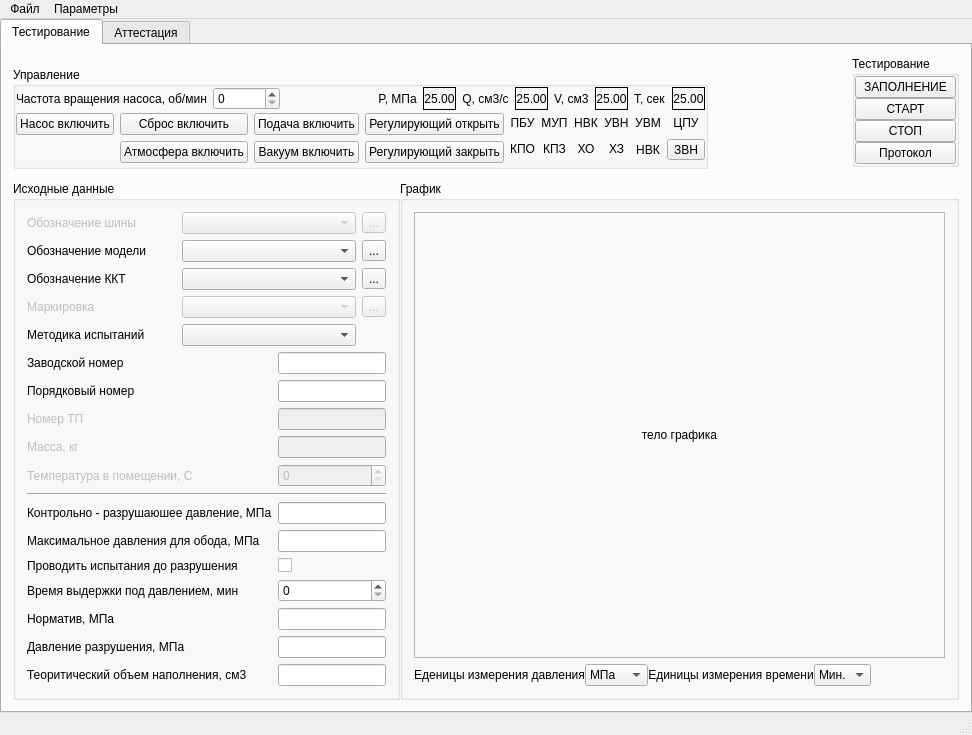
Old version of the form main_window.ui in the repository firef0xff/ttm25.
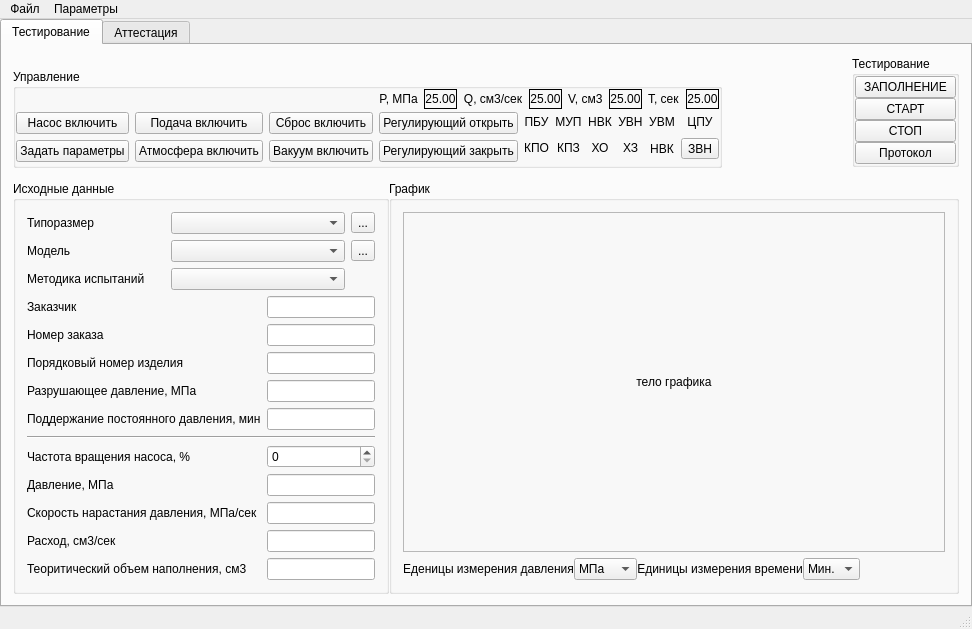
New version of the form.

```diff
--- a/main_window.ui
+++ b/main_window.ui
@@ -10,7 +10,7 @@
     <x>0</x>
     <y>0</y>
     <width>972</width>
-    <height>735</height>
+    <height>629</height>
    </rect>
   </property>
   <property name="windowTitle">
@@ -91,20 +91,6 @@
                  <property name="topMargin">
                   <number>0</number>
                  </property>
-                 <item>
-                  <widget class="QLabel" name="label_13">
-                   <property name="text">
-                    <string>Частота вращения насоса, об/мин</string>
-                   </property>
-                  </widget>
-                 </item>
-                 <item>
-                  <widget class="QSpinBox" name="spinBox">
-                   <property name="maximum">
-                    <number>9999999</number>
-                   </property>
-                  </widget>
-                 </item>
                  <item>
                   <spacer name="horizontalSpacer_3">
                    <property name="orientation">
@@ -175,7 +161,7 @@
                       </font>
                      </property>
                      <property name="text">
-                      <string>Q, см3/c</string>
+                      <string>Q, см3/cек</string>
                      </property>
                      <property name="alignment">
                       <set>Qt::AlignCenter</set>
@@ -251,22 +237,6 @@
                  </property>
                  <item>
                   <layout class="QGridLayout" name="gridLayout">
-                   <item row="2" column="2">
-                    <widget class="QPushButton" name="bFeedOnOff">
-                     <property name="toolTip">
-                      <string>W2.06/W2.07</string>
-                     </property>
-                     <property name="toolTipDuration">
-                      <number>500</number>
-                     </property>
-                     <property name="text">
-                      <string>Подача включить</string>
-                     </property>
-                     <property name="checkable">
-                      <bool>true</bool>
-                     </property>
-                    </widget>
-                   </item>
                    <item row="3" column="1">
                     <widget class="QPushButton" name="bAirOnOff">
                      <property name="toolTip">
@@ -283,22 +253,6 @@
                      </property>
                     </widget>
                    </item>
-                   <item row="2" column="1">
-                    <widget class="QPushButton" name="bResetOnOff">
-                     <property name="toolTip">
-                      <string>W2.04/W2.05</string>
-                     </property>
-                     <property name="toolTipDuration">
-                      <number>500</number>
-                     </property>
-                     <property name="text">
-                      <string>Сброс включить</string>
-                     </property>
-                     <property name="checkable">
-                      <bool>true</bool>
-                     </property>
-                    </widget>
-                   </item>
                    <item row="3" column="3">
                     <widget class="QPushButton" name="bRegulatingClose">
                      <property name="toolTip">
@@ -360,6 +314,45 @@
                      </property>
                     </widget>
                    </item>
+                   <item row="2" column="2">
+                    <widget class="QPushButton" name="bResetOnOff">
+                     <property name="toolTip">
+                      <string>W2.04/W2.05</string>
+                     </property>
+                     <property name="toolTipDuration">
+                      <number>500</number>
+                     </property>
+                     <property name="text">
+                      <string>Сброс включить</string>
+                     </property>
+                     <property name="checkable">
+                      <bool>true</bool>
+                     </property>
+                    </widget>
+                   </item>
+                   <item row="2" column="1">
+                    <widget class="QPushButton" name="bFeedOnOff">
+                     <property name="toolTip">
+                      <string>W2.06/W2.07</string>
+                     </property>
+                     <property name="toolTipDuration">
+                      <number>500</number>
+                     </property>
+                     <property name="text">
+                      <string>Подача включить</string>
+                     </property>
+                     <property name="checkable">
+                      <bool>true</bool>
+                     </property>
+                    </widget>
+                   </item>
+                   <item row="3" column="0">
+                    <widget class="QPushButton" name="bParams">
+                     <property name="text">
+                      <string>Задать параметры</string>
+                     </property>
+                    </widget>
+                   </item>
                   </layout>
                  </item>
                  <item>
@@ -695,54 +688,51 @@
                 <layout class="QGridLayout" name="gridLayout_2">
                  <item row="0" column="0" colspan="4">
                   <layout class="QGridLayout" name="gridLayout_3">
-                   <item row="1" column="0">
-                    <widget class="QLabel" name="lTitleModel">
-                     <property name="text">
-                      <string>Обозначение модели</string>
-                     </property>
-                    </widget>
-                   </item>
-                   <item row="2" column="1">
-                    <widget class="QComboBox" name="eTitleKKT"/>
-                   </item>
                    <item row="2" column="0">
-                    <widget class="QLabel" name="lTitleKKT">
-                     <property name="text">
-                      <string>Обозначение ККТ</string>
-                     </property>
-                    </widget>
-                   </item>
-                   <item row="1" column="1">
-                    <widget class="QComboBox" name="eTitleModel"/>
-                   </item>
-                   <item row="4" column="0">
                     <widget class="QLabel" name="lTestingMethod">
                      <property name="text">
                       <string>Методика испытаний</string>
                      </property>
                     </widget>
                    </item>
-                   <item row="3" column="2">
-                    <widget class="QToolButton" name="bMark">
+                   <item row="1" column="1">
+                    <widget class="QComboBox" name="eTitleModel"/>
+                   </item>
+                   <item row="1" column="0">
+                    <widget class="QLabel" name="lTitleModel">
+                     <property name="text">
+                      <string>Модель</string>
+                     </property>
+                    </widget>
+                   </item>
+                   <item row="0" column="1">
+                    <widget class="QComboBox" name="eTitleTire">
                      <property name="enabled">
-                      <bool>false</bool>
+                      <bool>true</bool>
+                     </property>
+                    </widget>
+                   </item>
+                   <item row="0" column="2">
+                    <widget class="QToolButton" name="bTitleTire">
+                     <property name="enabled">
+                      <bool>true</bool>
                      </property>
                      <property name="text">
                       <string>...</string>
                      </property>
                     </widget>
                    </item>
-                   <item row="3" column="0">
-                    <widget class="QLabel" name="lMark">
+                   <item row="0" column="0">
+                    <widget class="QLabel" name="lTitleTire">
                      <property name="enabled">
-                      <bool>false</bool>
+                      <bool>true</bool>
                      </property>
                      <property name="text">
-                      <string>Маркировка</string>
+                      <string>Типоразмер</string>
                      </property>
                     </widget>
                    </item>
-                   <item row="4" column="1">
+                   <item row="2" column="1">
                     <widget class="QComboBox" name="eTestingMethod">
                      <property name="currentIndex">
                       <number>-1</number>
@@ -769,23 +759,6 @@
                      </item>
                     </widget>
                    </item>
-                   <item row="0" column="0">
-                    <widget class="QLabel" name="lTitleTire">
-                     <property name="enabled">
-                      <bool>false</bool>
-                     </property>
-                     <property name="text">
-                      <string>Обозначение шины</string>
-                     </property>
-                    </widget>
-                   </item>
-                   <item row="3" column="1">
-                    <widget class="QComboBox" name="eMark">
-                     <property name="enabled">
-                      <bool>false</bool>
-                     </property>
-                    </widget>
-                   </item>
                    <item row="1" column="2">
                     <widget class="QToolButton" name="bTitleModel">
                      <property name="text">
@@ -793,104 +766,51 @@
                      </property>
                     </widget>
                    </item>
-                   <item row="0" column="2">
-                    <widget class="QToolButton" name="bTitleTire">
-                     <property name="enabled">
-                      <bool>false</bool>
-                     </property>
-                     <property name="text">
-                      <string>...</string>
-                     </property>
-                    </widget>
-                   </item>
-                   <item row="2" column="2">
-                    <widget class="QToolButton" name="bTitleKKT">
-                     <property name="text">
-                      <string>...</string>
-                     </property>
-                    </widget>
-                   </item>
-                   <item row="0" column="1">
-                    <widget class="QComboBox" name="eTitleTire">
-                     <property name="enabled">
-                      <bool>false</bool>
-                     </property>
-                    </widget>
-                   </item>
                   </layout>
                  </item>
                  <item row="4" column="0" colspan="4">
                   <layout class="QGridLayout" name="gridLayout_6">
-                   <item row="7" column="0">
-                    <widget class="QLabel" name="lMP">
-                     <property name="text">
-                      <string>Максимальное давления для обода, МПа</string>
+                   <item row="1" column="0">
+                    <widget class="QLabel" name="lOrderNumber">
+                     <property name="enabled">
+                      <bool>true</bool>
                      </property>
-                    </widget>
-                   </item>
-                   <item row="9" column="0">
-                    <widget class="QLabel" name="lTWP">
+                     <property name="frameShape">
+                      <enum>QFrame::NoFrame</enum>
+                     </property>
                      <property name="text">
-                      <string>Время выдержки под давлением, мин</string>
+                      <string>Номер заказа</string>
                      </property>
                     </widget>
                    </item>
                    <item row="11" column="0">
-                    <widget class="QLabel" name="lBP">
+                    <widget class="QLabel" name="lTFV">
+                     <property name="frameShape">
+                      <enum>QFrame::NoFrame</enum>
+                     </property>
                      <property name="text">
-                      <string>Давление разрушения, МПа</string>
+                      <string>Теоритический объем наполнения, см3</string>
                      </property>
                     </widget>
                    </item>
-                   <item row="4" column="0">
-                    <widget class="QLabel" name="lTemperature">
+                   <item row="0" column="0">
+                    <widget class="QLabel" name="lCustomer">
                      <property name="enabled">
-                      <bool>false</bool>
+                      <bool>true</bool>
                      </property>
                      <property name="text">
-                      <string>Температура в помещении, С</string>
-                     </property>
-                    </widget>
-                   </item>
-                   <item row="10" column="1">
-                    <widget class="QLineEdit" name="eNP">
-                     <property name="sizePolicy">
-                      <sizepolicy hsizetype="Preferred" vsizetype="Fixed">
-                       <horstretch>0</horstretch>
-                       <verstretch>0</verstretch>
-                      </sizepolicy>
-                     </property>
-                    </widget>
-                   </item>
-                   <item row="0" column="1">
-                    <widget class="QLineEdit" name="eManufaktureNumber">
-                     <property name="sizePolicy">
-                      <sizepolicy hsizetype="Preferred" vsizetype="Fixed">
-                       <horstretch>0</horstretch>
-                       <verstretch>0</verstretch>
-                      </sizepolicy>
+                      <string>Заказчик</string>
                      </property>
                     </widget>
                    </item>
                    <item row="8" column="1">
-                    <widget class="QCheckBox" name="eTUB">
-                     <property name="text">
-                      <string/>
-                     </property>
-                     <property name="tristate">
-                      <bool>false</bool>
-                     </property>
-                    </widget>
+                    <widget class="QLineEdit" name="ePressure"/>
                    </item>
-                   <item row="4" column="1">
-                    <widget class="QSpinBox" name="eTemperature">
+                   <item row="0" column="1">
+                    <widget class="QLineEdit" name="eCustomer">
                      <property name="enabled">
-                      <bool>false</bool>
+                      <bool>true</bool>
                      </property>
-                    </widget>
-                   </item>
-                   <item row="6" column="1">
-                    <widget class="QLineEdit" name="eCBP">
                      <property name="sizePolicy">
                       <sizepolicy hsizetype="Preferred" vsizetype="Fixed">
                        <horstretch>0</horstretch>
@@ -899,108 +819,14 @@
                      </property>
                     </widget>
                    </item>
-                   <item row="0" column="0">
-                    <widget class="QLabel" name="lManufaktureNumber">
-                     <property name="frameShape">
-                      <enum>QFrame::NoFrame</enum>
-                     </property>
-                     <property name="text">
-                      <string>Заводской номер</string>
-                     </property>
-                    </widget>
-                   </item>
-                   <item row="8" column="0">
-                    <widget class="QLabel" name="lTUB">
-                     <property name="text">
-                      <string>Проводить испытания до разрушения</string>
-                     </property>
-                    </widget>
-                   </item>
-                   <item row="10" column="0">
-                    <widget class="QLabel" name="lNP">
-                     <property name="text">
-                      <string>Норматив, МПа</string>
-                     </property>
-                    </widget>
-                   </item>
-                   <item row="3" column="0">
-                    <widget class="QLabel" name="lMass">
-                     <property name="enabled">
-                      <bool>false</bool>
-                     </property>
-                     <property name="text">
-                      <string>Масса, кг</string>
-                     </property>
-                    </widget>
-                   </item>
-                   <item row="11" column="1">
-                    <widget class="QLineEdit" name="eBP">
-                     <property name="sizePolicy">
-                      <sizepolicy hsizetype="Preferred" vsizetype="Fixed">
-                       <horstretch>0</horstretch>
-                       <verstretch>0</verstretch>
-                      </sizepolicy>
-                     </property>
-                    </widget>
-                   </item>
-                   <item row="6" column="0">
-                    <widget class="QLabel" name="lCBP">
-                     <property name="text">
-                      <string>Контрольно - разрушаюшее давление, МПа</string>
-                     </property>
-                    </widget>
-                   </item>
-                   <item row="3" column="1">
-                    <widget class="QLineEdit" name="eMass">
-                     <property name="enabled">
-                      <bool>false</bool>
-                     </property>
-                     <property name="sizePolicy">
-                      <sizepolicy hsizetype="Preferred" vsizetype="Fixed">
-                       <horstretch>0</horstretch>
-                       <verstretch>0</verstretch>
-                      </sizepolicy>
-                     </property>
-                    </widget>
-                   </item>
-                   <item row="2" column="1">
-                    <widget class="QLineEdit" name="eTPNumbet">
-                     <property name="enabled">
-                      <bool>false</bool>
-                     </property>
-                     <property name="sizePolicy">
-                      <sizepolicy hsizetype="Preferred" vsizetype="Fixed">
-                       <horstretch>0</horstretch>
-                       <verstretch>0</verstretch>
-                      </sizepolicy>
-                     </property>
-                    </widget>
-                   </item>
-                   <item row="1" column="0">
-                    <widget class="QLabel" name="lSerialNumber">
-                     <property name="frameShadow">
-                      <enum>QFrame::Plain</enum>
-                     </property>
-                     <property name="text">
-                      <string>Порядковый номер</string>
-                     </property>
-                    </widget>
-                   </item>
                    <item row="9" column="1">
-                    <widget class="QSpinBox" name="eTWP"/>
+                    <widget class="QLineEdit" name="ePressureSpeed"/>
                    </item>
-                   <item row="2" column="0">
-                    <widget class="QLabel" name="lTPNumbet">
+                   <item row="1" column="1">
+                    <widget class="QLineEdit" name="eOrderNumber">
                      <property name="enabled">
-                      <bool>false</bool>
+                      <bool>true</bool>
                      </property>
-                     <property name="text">
-                      <string>Номер ТП</string>
-                     </property>
-                    </widget>
-                   </item>
-                   <item row="7" column="1">
-                    <widget class="QLineEdit" name="eMP">
                      <property name="sizePolicy">
                       <sizepolicy hsizetype="Preferred" vsizetype="Fixed">
                        <horstretch>0</horstretch>
@@ -1009,36 +835,94 @@
                      </property>
                     </widget>
                    </item>
-                   <item row="5" column="0" colspan="2">
+                   <item row="10" column="1">
+                    <widget class="QLineEdit" name="eExpenditure"/>
+                   </item>
+                   <item row="6" column="0" colspan="2">
                     <widget class="Line" name="line">
                      <property name="orientation">
                       <enum>Qt::Horizontal</enum>
                      </property>
                     </widget>
                    </item>
-                   <item row="1" column="1">
-                    <widget class="QLineEdit" name="eSerialNumber">
-                     <property name="sizePolicy">
-                      <sizepolicy hsizetype="Preferred" vsizetype="Fixed">
-                       <horstretch>0</horstretch>
-                       <verstretch>0</verstretch>
-                      </sizepolicy>
+                   <item row="7" column="0">
+                    <widget class="QLabel" name="lFRP">
+                     <property name="text">
+                      <string>Частота вращения насоса, %</string>
                      </property>
                     </widget>
                    </item>
-                   <item row="12" column="0">
-                    <widget class="QLabel" name="lTFV">
-                     <property name="frameShape">
-                      <enum>QFrame::NoFrame</enum>
+                   <item row="7" column="1">
+                    <widget class="QSpinBox" name="eFRP">
+                     <property name="maximum">
+                      <number>100</number>
                      </property>
+                    </widget>
+                   </item>
+                   <item row="2" column="0" rowspan="2">
+                    <widget class="QLabel" name="lSerialNumber">
+                     <property name="frameShadow">
+                      <enum>QFrame::Plain</enum>
+                     </property>
                      <property name="text">
-                      <string>Теоритический объем наполнения, см3</string>
+                      <string>Порядковый номер изделия</string>
                      </property>
                     </widget>
                    </item>
-                   <item row="12" column="1">
+                   <item row="11" column="1">
                     <widget class="QLineEdit" name="eTFV"/>
                    </item>
+                   <item row="2" column="1" rowspan="2">
+                    <widget class="QLineEdit" name="eSerialNumber">
+                     <property name="sizePolicy">
+                      <sizepolicy hsizetype="Preferred" vsizetype="Fixed">
+                       <horstretch>0</horstretch>
+                       <verstretch>0</verstretch>
+                      </sizepolicy>
+                     </property>
+                    </widget>
+                   </item>
+                   <item row="4" column="0">
+                    <widget class="QLabel" name="lBreakPressure">
+                     <property name="text">
+                      <string>Разрушающее давление, МПа</string>
+                     </property>
+                    </widget>
+                   </item>
+                   <item row="9" column="0">
+                    <widget class="QLabel" name="lPressureSpeed">
+                     <property name="text">
+                      <string>Скорость нарастания давления, МПа/сек</string>
+                     </property>
+                    </widget>
+                   </item>
+                   <item row="8" column="0">
+                    <widget class="QLabel" name="lPressure_2">
+                     <property name="text">
+                      <string>Давление, МПа</string>
+                     </property>
+                    </widget>
+                   </item>
+                   <item row="4" column="1">
+                    <widget class="QLineEdit" name="eBreakPressure"/>
+                   </item>
+                   <item row="10" column="0">
+                    <widget class="QLabel" name="lExpenditure_2">
+                     <property name="text">
+                      <string>Расход, см3/сек</string>
+                     </property>
+                    </widget>
+                   </item>
+                   <item row="5" column="0">
+                    <widget class="QLabel" name="lConstPressureTime">
+                     <property name="text">
+                      <string>Поддержание постоянного давления, мин</string>
+                     </property>
+                    </widget>
+                   </item>
+                   <item row="5" column="1">
+                    <widget class="QLineEdit" name="eConstPressureTime"/>
+                   </item>
                   </layout>
                  </item>
                 </layout>
```
Left out of the diff: 72 changed lines with no effect on the pictures.
